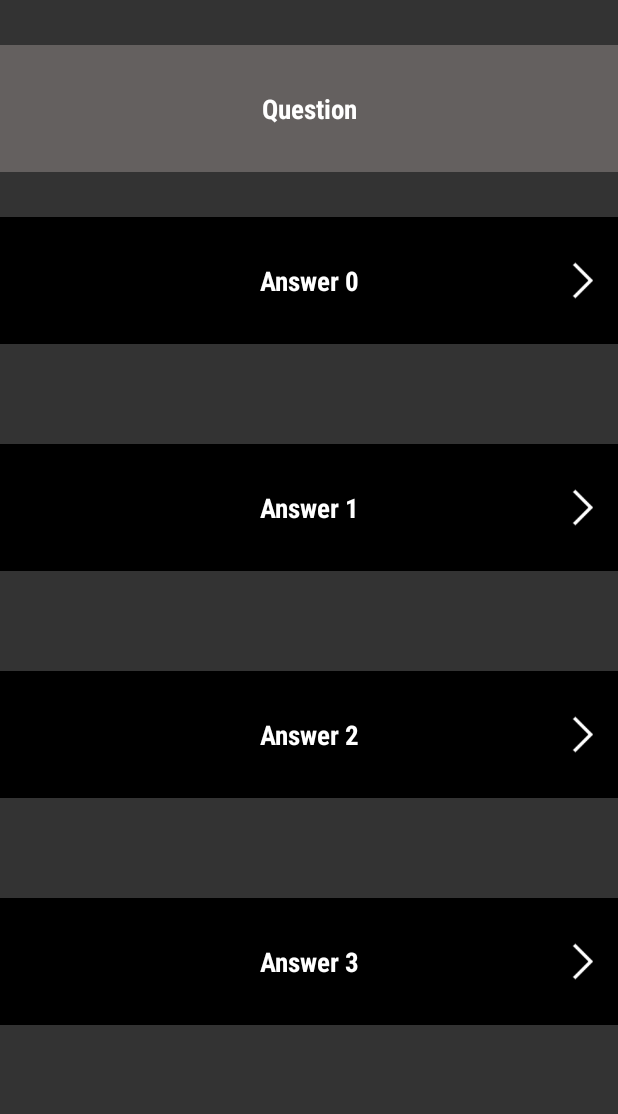
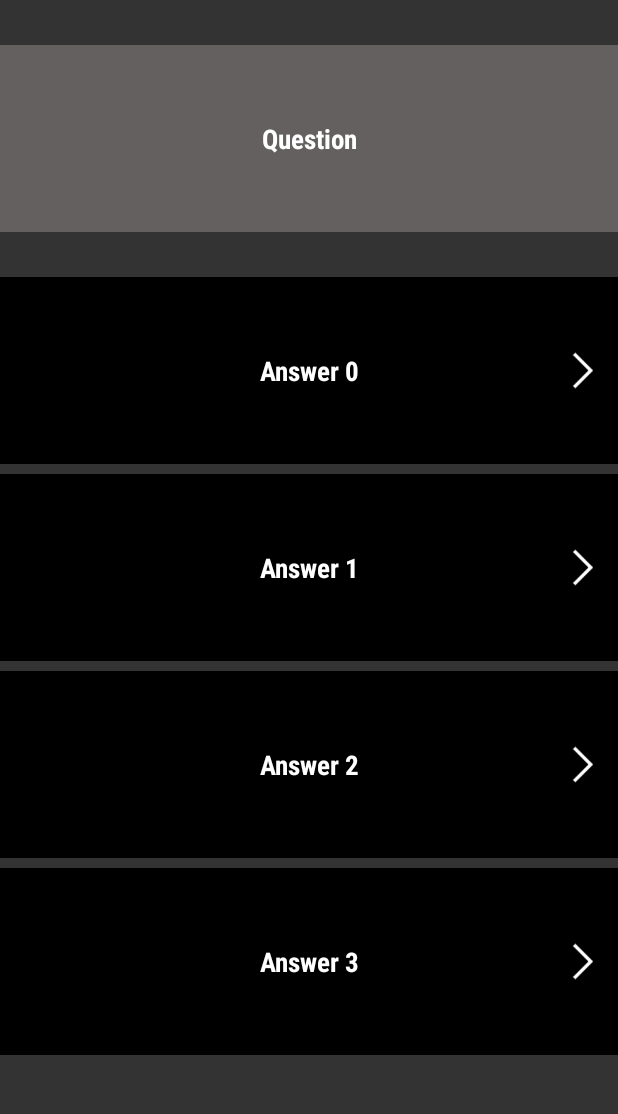
Before and after one commit to jonatn/mate, an Android app: the CardgameActivity screen opened directly, with no data from a screen before it, on a phone screen of 412 x 824 dp, the part 84-1198 px from its top. Run offline under Robolectric (Android 15) with nearby library versions, the phone set to English and light mode, and no system bars.

Commit message:
Signed-off-by: ebozkurt93 <ebozkurt93@gmail.com>

```diff
--- a/app/src/main/java/com/android/erdem/mate/CardgameActivity.java
+++ b/app/src/main/java/com/android/erdem/mate/CardgameActivity.java
@@ -39,7 +39,7 @@ public class CardgameActivity extends AppCompatActivity {
         super.onCreate(savedInstanceState);
         setContentView(R.layout.activity_cardgame);
         mRecyclerView = (RecyclerView)findViewById(R.id.recycleview);
-        mRecyclerView.addItemDecoration(new VerticalSpaceItemDecoration(100));
+        mRecyclerView.addItemDecoration(new VerticalSpaceItemDecoration(10));
         init(mRecyclerView);
 
         ActionBar actionBar = getSupportActionBar();
--- a/app/src/main/res/layout/activity_cardgame.xml
+++ b/app/src/main/res/layout/activity_cardgame.xml
@@ -13,7 +13,8 @@
         android:textAppearance="?android:attr/textAppearanceMedium"
         android:layout_marginTop="30dp"
         android:layout_marginBottom="30dp"
-        android:padding="30dp"
+        android:paddingBottom="50dp"
+        android:paddingTop="50dp"
         android:text="Question"
         android:fontFamily="sans-serif-condensed"
         android:textStyle="bold"
--- a/app/src/main/res/layout/list_select.xml
+++ b/app/src/main/res/layout/list_select.xml
@@ -18,7 +18,8 @@
                 android:layout_width="match_parent"
                 android:layout_height="wrap_content"
                 android:textAppearance="?android:attr/textAppearanceMedium"
-                android:padding="30dp"
+                android:paddingBottom="50dp"
+            android:paddingTop="50dp"
                 android:text="Answer"
                 android:background="#000000"
                 android:fontFamily="sans-serif-condensed"
```
